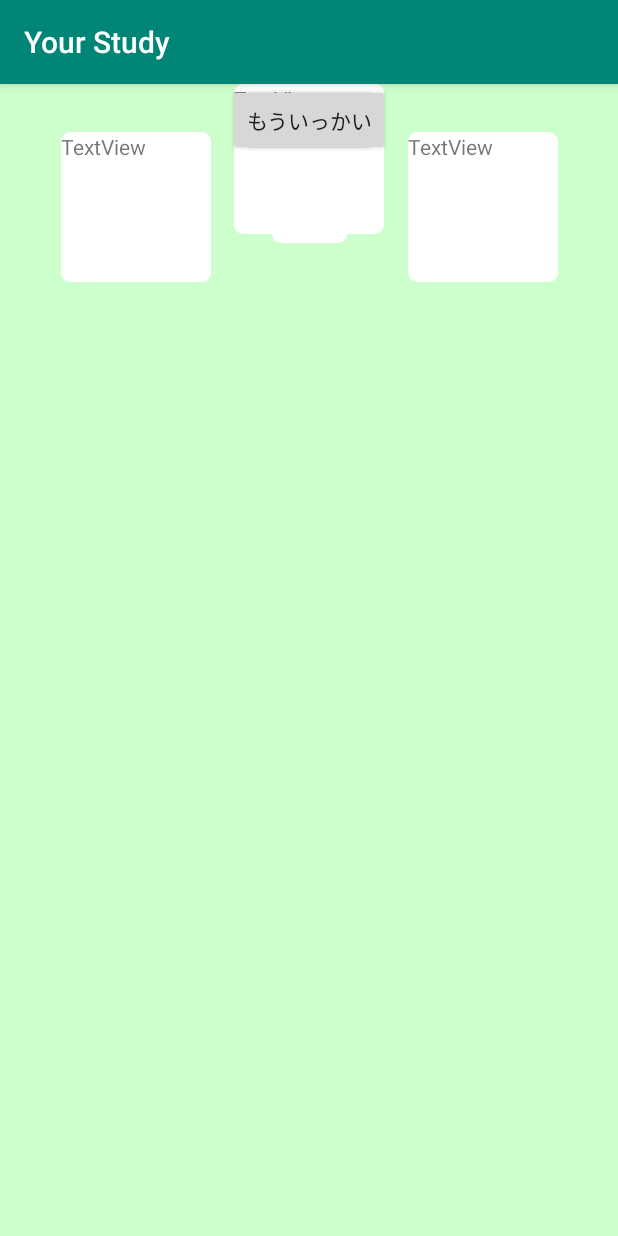
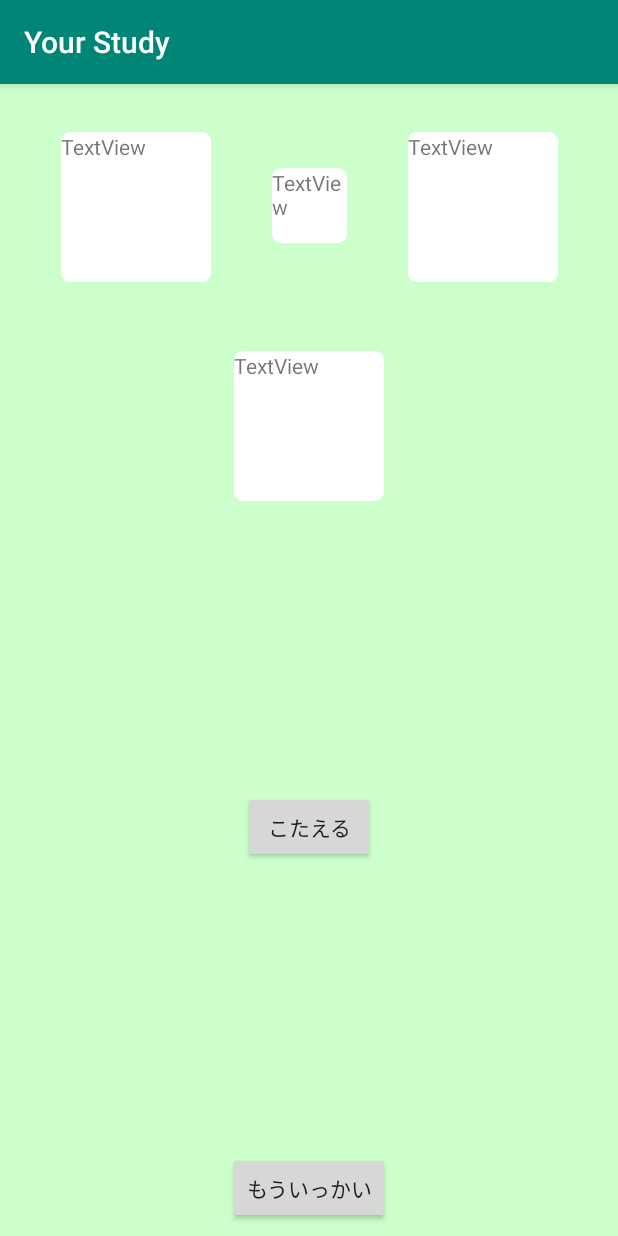
Before and after one commit to genkikanaya/YourStudy, an Android app: the MathActivity screen opened directly, with no data from a screen before it, on a phone screen of 412 x 824 dp. Run offline under Robolectric (Android 15) with nearby library versions, the phone set to English and light mode, and no system bars.

Commit message:
算数画面レイアウト修正

```diff
--- a/app/src/main/res/layout/activity_math.xml
+++ b/app/src/main/res/layout/activity_math.xml
@@ -37,21 +37,25 @@
     <TextView
             android:text="TextView"
             android:layout_width="100dp"
-            android:layout_height="100dp" tools:layout_editor_absoluteY="203dp"
+            android:layout_height="100dp"
             app:layout_constraintStart_toStartOf="parent" app:layout_constraintEnd_toEndOf="parent"
             android:id="@+id/answer"
-            android:background="@drawable/frame_style"/>
+            android:background="@drawable/frame_style" android:layout_marginTop="72dp"
+            app:layout_constraintTop_toBottomOf="@+id/sign"/>
     <Button
             android:text="@string/answer_text"
             android:layout_width="wrap_content"
-            android:layout_height="wrap_content" tools:layout_editor_absoluteY="346dp"
+            android:layout_height="wrap_content"
             app:layout_constraintStart_toStartOf="parent" app:layout_constraintEnd_toEndOf="parent"
-            android:id="@+id/button"/>
+            android:id="@+id/button" android:layout_marginTop="8dp" app:layout_constraintTop_toBottomOf="@+id/answer"
+            android:layout_marginBottom="8dp" app:layout_constraintBottom_toTopOf="@+id/button2"/>
     <Button
             android:text="@string/retry_text"
             android:layout_width="wrap_content"
-            android:layout_height="wrap_content" tools:layout_editor_absoluteY="423dp"
+            android:layout_height="wrap_content"
             android:id="@+id/button2" app:layout_constraintEnd_toEndOf="parent"
-            app:layout_constraintStart_toStartOf="parent"/>
+            app:layout_constraintStart_toStartOf="parent" android:layout_marginBottom="8dp"
+            app:layout_constraintBottom_toBottomOf="parent"
+    />
 
 </android.support.constraint.ConstraintLayout>
```
